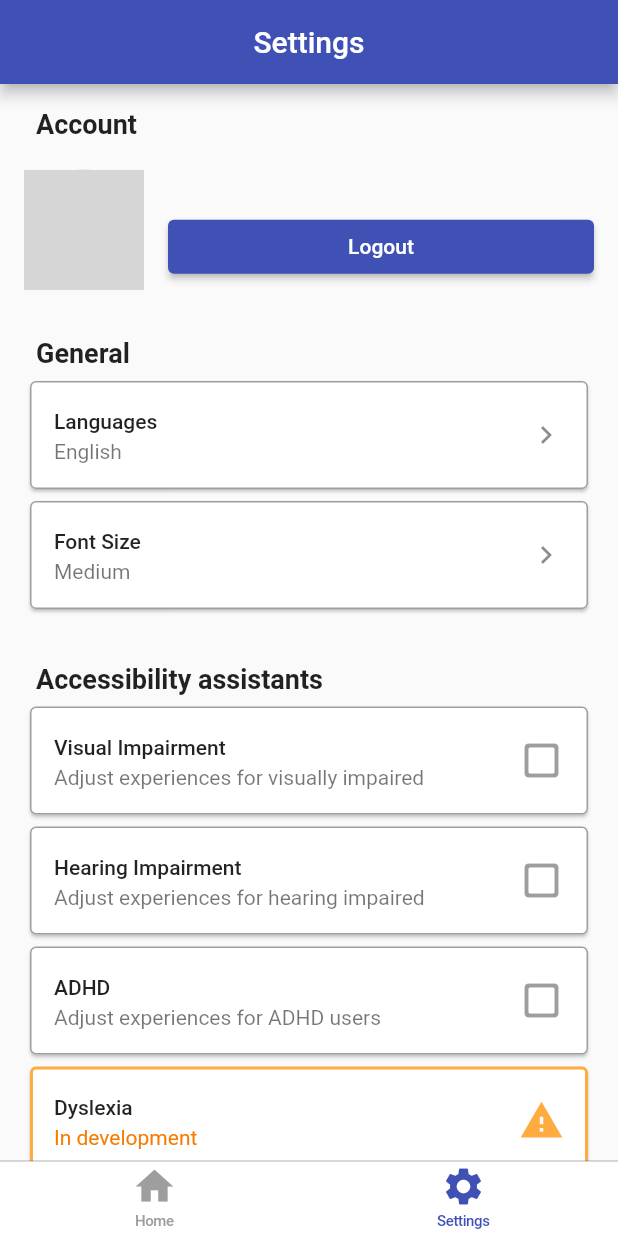
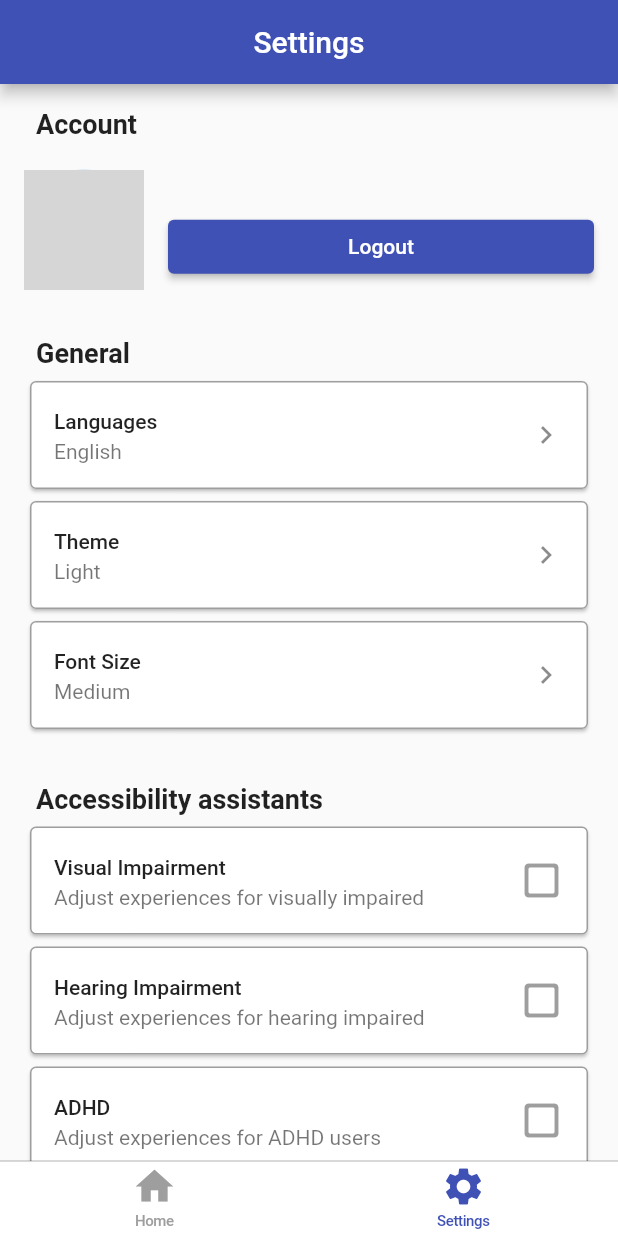
Before and after one commit to BangMach/kintusgi, a Flutter app: the screen it shows once a user with an empty profile is signed in, item 2 of the bottom bar chosen, on a phone screen of 412 x 824 dp. Run offline on Flutter 3.47's test engine with Material 2 defaults, Android fonts, the phone set to English and light mode, and no system bars; our stand-ins replace avatar_glow, cloud_firestore, firebase_auth, firebase_core, flip_card, permission_handler; missing offline and left inert: flutter_audio_recorder2, flutter_speech, highlight_text, speech_recognition; accounts and stored records are empty; network calls fail; grey boxes are pictures that could not be loaded.

Commit message:
Updated UI Components without i18n functionalities

```diff
--- a/lib/core/application.dart
+++ b/lib/core/application.dart
@@ -21,7 +21,7 @@ class Application extends StatelessWidget {
           colorScheme:
               ColorScheme.fromSwatch().copyWith(secondary: Colors.indigo),
         ),
-        supportedLocales: L10n.all,
+        // supportedLocales: L10n.all,
         home: LandingScreen(),
       ),
     );
--- a/lib/screens/auth/auth_screen.dart
+++ b/lib/screens/auth/auth_screen.dart
@@ -64,8 +64,8 @@ class AuthScreen extends StatelessWidget {
                 crossAxisAlignment: CrossAxisAlignment.stretch,
                 children: [
                   Image.asset(
-                    'assets/core/logo.png',
-                    height: 200,
+                    'assets/core/circular-logo.png',
+                    height: 240,
                   ),
                   SizedBox(height: 20),
                   Card(
--- a/lib/screens/settings/settings_screen.dart
+++ b/lib/screens/settings/settings_screen.dart
@@ -147,23 +147,23 @@ class _SettingsScreenState extends State<SettingsScreen> {
                       trailing: Icon(Icons.keyboard_arrow_right),
                     ),
                   ),
-                  // Card(
-                  //   shape: RoundedRectangleBorder(
-                  //     borderRadius: BorderRadius.circular(4.0),
-                  //     side: BorderSide(
-                  //       color: Colors.grey,
-                  //       width: 1.0,
-                  //     ),
-                  //   ),
-                  //   child: ListTile(
-                  //     title: Text(
-                  //       'Theme',
-                  //       style: Theme.of(context).textTheme.button,
-                  //     ),
-                  //     subtitle: Text('Light'),
-                  //     trailing: Icon(Icons.keyboard_arrow_right),
-                  //   ),
-                  // ),
+                  Card(
+                    shape: RoundedRectangleBorder(
+                      borderRadius: BorderRadius.circular(4.0),
+                      side: BorderSide(
+                        color: Colors.grey,
+                        width: 1.0,
+                      ),
+                    ),
+                    child: ListTile(
+                      title: Text(
+                        'Theme',
+                        style: Theme.of(context).textTheme.button,
+                      ),
+                      subtitle: Text('Light'),
+                      trailing: Icon(Icons.keyboard_arrow_right),
+                    ),
+                  ),
                   Card(
                     shape: RoundedRectangleBorder(
                       borderRadius: BorderRadius.circular(4.0),
```
Also changed, not shown: assets/core/alt-logo.png (added), assets/core/circular-logo.png (added).
